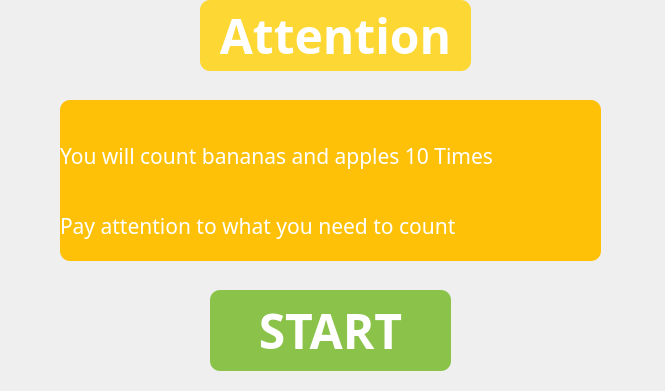
The window that Design/howtoplayattention.ui (Xemonay/Brain-Dev) describes before a commit, drawn with Qt 5.
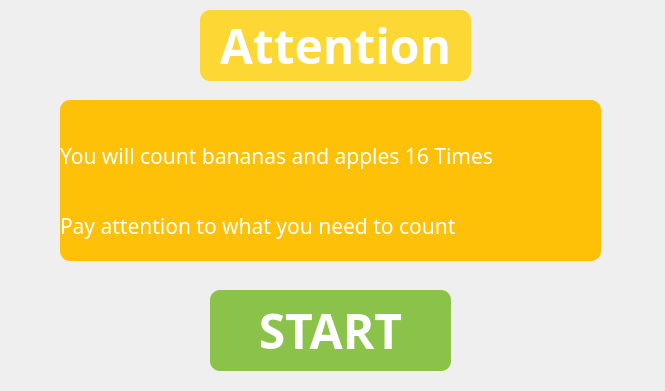
The same window after the commit.

Diff of the .ui file:
```diff
--- a/Design/howtoplayattention.ui
+++ b/Design/howtoplayattention.ui
@@ -75,14 +75,14 @@
 </string>
    </property>
    <property name="text">
-    <string>You will count bananas and apples 10 Times</string>
+    <string>You will count bananas and apples 16 Times</string>
    </property>
   </widget>
   <widget class="QPushButton" name="quick_math_bt_2">
    <property name="geometry">
     <rect>
      <x>200</x>
-     <y>0</y>
+     <y>10</y>
      <width>271</width>
      <height>71</height>
     </rect>
```
